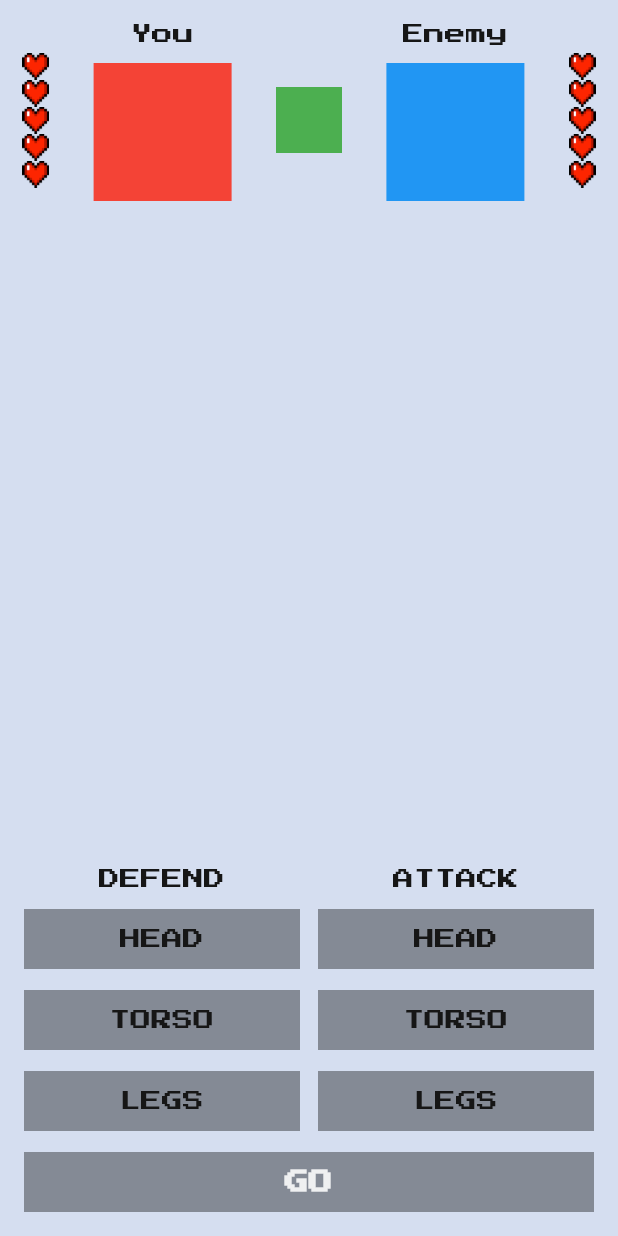
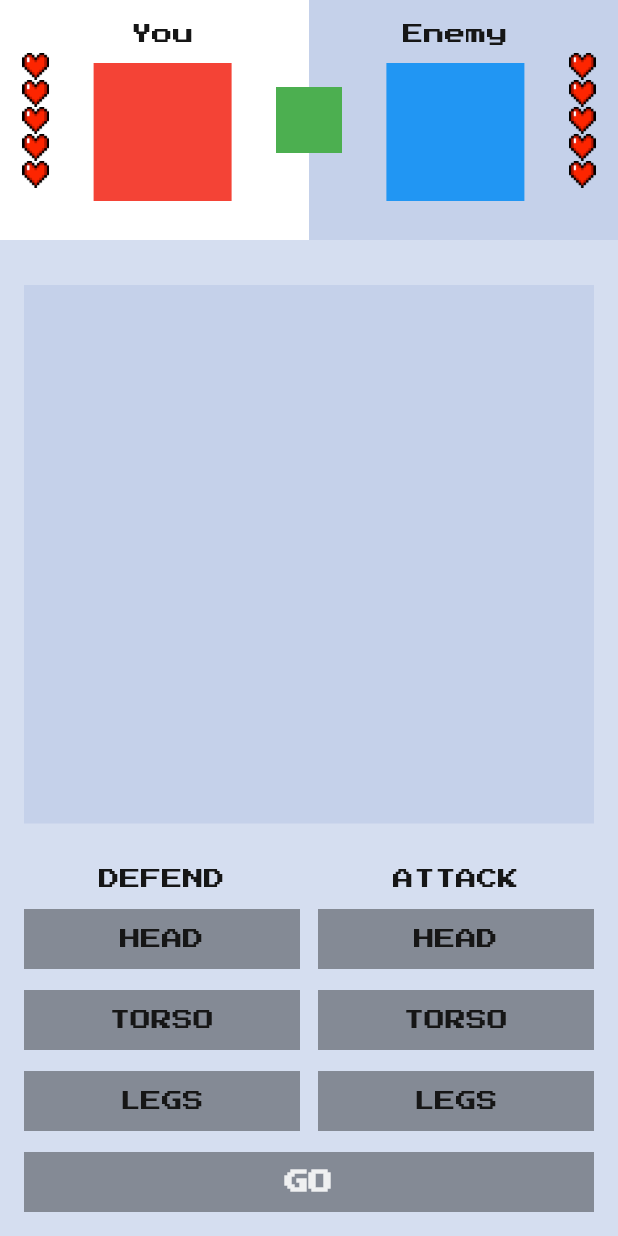
Before and after one commit to docent28/flutter_fight_club, a Flutter app: the screen it shows after launch, on a phone screen of 412 x 824 dp. Run offline on Flutter 3.47's test engine with Material 2 defaults, Android fonts, the phone set to English and light mode, and no system bars; our stand-ins replace google_fonts.

Commit message:
Прошли тест 3 и тест 4

```diff
--- a/lib/fight_club_colors.dart
+++ b/lib/fight_club_colors.dart
@@ -9,4 +9,5 @@ class FightClubColors {
   static const blackButton = const Color.fromRGBO(0, 0, 0, 0.87);
   static const darkGreyText = const Color(0xFF161616);
   static const whiteText = Color.fromRGBO(255, 255, 255, 0.87);
+  static const darkPurple = Color(0xFFC5D1EA);
 }
--- a/lib/main.dart
+++ b/lib/main.dart
@@ -53,7 +53,17 @@ class MyHomePageState extends State<MyHomePage> {
               yourLivesCount: yourLives,
               enemysLivesCount: enemysLives,
             ),
-            Expanded(child: SizedBox()),
+            const SizedBox(height: 30),
+            Expanded(
+              child: Padding(
+                padding: const EdgeInsets.symmetric(horizontal: 16),
+                child: ColoredBox(
+                  color: FightClubColors.darkPurple,
+                  child: SizedBox(width: double.infinity),
+                ),
+              ),
+            ),
+            const SizedBox(height: 30),
             ControlsWidget(
               defendingBodyPart: defendingBodyPart,
               selectDefendingBodyPart: _selectDefendingBodyPart,
@@ -185,7 +195,16 @@ class FightersInfo extends StatelessWidget {
   Widget build(BuildContext context) {
     return SizedBox(
       height: 160,
-      child: Row(
+      child: Stack(
+        children: [
+          Row(
+            crossAxisAlignment: CrossAxisAlignment.stretch,
+            children: [
+              Expanded(child: ColoredBox(color: Colors.white)),
+              Expanded(child: ColoredBox(color: FightClubColors.darkPurple)),
+            ],
+          ),
+          Row(
             mainAxisAlignment: MainAxisAlignment.spaceAround,
             children: [
               LivesWidget(
@@ -231,6 +250,8 @@ class FightersInfo extends StatelessWidget {
               LivesWidget(
                 overallLivesCount: maxLivesCount,
                 currentLivesCount: yourLivesCount,
+              ),
+            ],
           ),
         ],
       ),
```
Also changed, not shown: 1 other file. Lines whose indentation alone changed are shown as unchanged.
